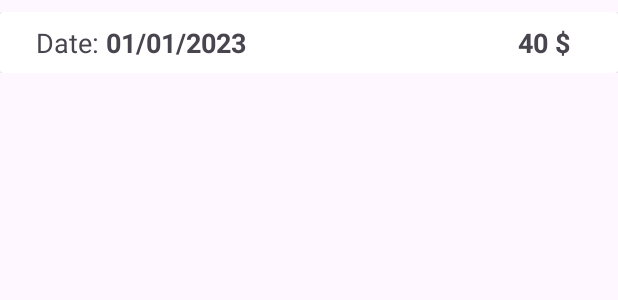
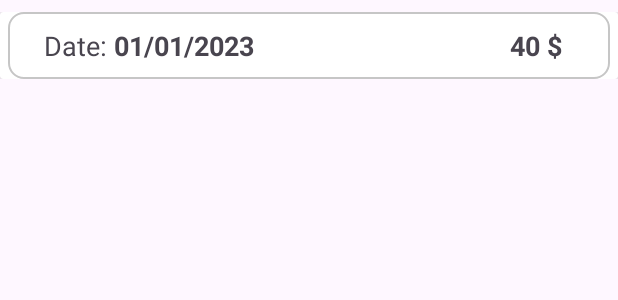
Before and after one commit to BlueTeeth68/YumYumNow, an Android app: the layout bill_view_holder.xml on its own in the app's theme, with its tools: preview values and no code run, on a phone screen of 412 x 824 dp. Shown: the top 300 px of the screen. Run offline under Robolectric (Android 15) with nearby library versions, the phone set to English and light mode, and no system bars.

Commit message:
style bill history

```diff
--- a/YumYumNow/app/src/main/res/layout/bill_view_holder.xml
+++ b/YumYumNow/app/src/main/res/layout/bill_view_holder.xml
@@ -16,15 +16,17 @@
 
         <androidx.constraintlayout.widget.ConstraintLayout
             android:layout_width="match_parent"
-            android:layout_height="match_parent">
+            android:layout_height="match_parent"
+            android:paddingVertical="10dp"
+            android:paddingHorizontal="0dp"
+            android:background="@drawable/cardview_background"
+            android:layout_marginHorizontal="5dp">
 
             <TextView
                 android:id="@+id/billTotalTxt"
                 android:layout_width="wrap_content"
                 android:layout_height="wrap_content"
-                android:layout_marginTop="8dp"
                 android:layout_marginEnd="32dp"
-                android:layout_marginBottom="8dp"
                 android:text="40 $"
                 android:textSize="18sp"
                 android:textStyle="bold"
@@ -48,8 +50,6 @@
                 android:layout_width="wrap_content"
                 android:layout_height="wrap_content"
                 android:layout_marginStart="24dp"
-                android:layout_marginTop="8dp"
-                android:layout_marginBottom="8dp"
                 android:text="Date: "
                 android:textSize="18sp"
                 app:layout_constraintBottom_toBottomOf="parent"
```
